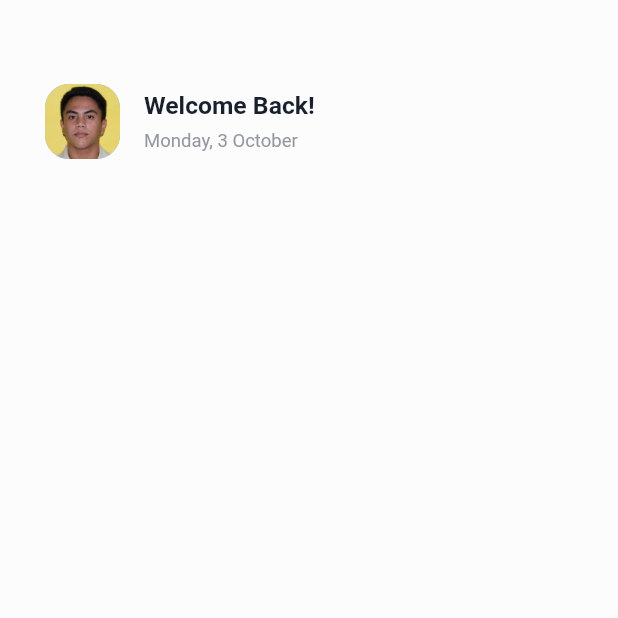
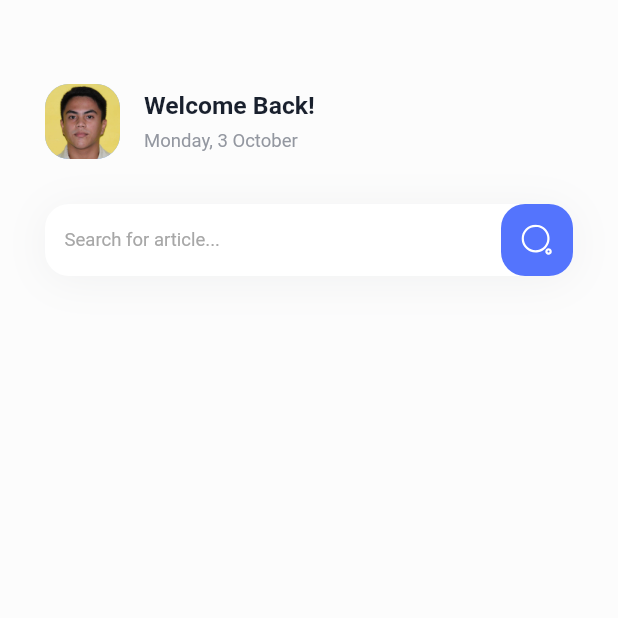
Before and after one commit to harleymamalias/news_app, a Flutter app: the screen it shows after launch, on a phone screen of 412 x 824 dp, the top half of it. Run offline on Flutter 3.47's test engine with Material 2 defaults, Android fonts, the light colour scheme and no system bars; our stand-ins replace flutter_svg; Roboto replaces fonts that are missing (Gellix).

Commit message:
added search box

```diff
--- a/lib/screens/home-screen.dart
+++ b/lib/screens/home-screen.dart
@@ -1,4 +1,5 @@
 import 'package:flutter/material.dart';
+import 'package:flutter_svg/flutter_svg.dart';
 import 'package:news_app/size-configuration.dart';
 
 class NewsAppHomeScreen extends StatefulWidget {
@@ -18,7 +19,7 @@ class _NewsAppHomeScreenState extends State<NewsAppHomeScreen> {
           horizontal: 30,
         ),
         children: [
-          SizedBox(
+          const SizedBox(
             height: 56,
           ),
           Row(
@@ -28,8 +29,8 @@ class _NewsAppHomeScreenState extends State<NewsAppHomeScreen> {
                 width: 50,
                 decoration: BoxDecoration(
                   borderRadius: BorderRadius.circular(16),
-                  color: Color(0xFF83B1FF),
-                  image: DecorationImage(
+                  color: const Color(0xFF83B1FF),
+                  image: const DecorationImage(
                     image: AssetImage(
                       'assets/Harley.jpg',
                     ),
@@ -46,19 +47,19 @@ class _NewsAppHomeScreenState extends State<NewsAppHomeScreen> {
                   Text(
                     'Welcome Back!',
                     style: TextStyle(
-                        color: Color(0xFF19202D),
+                        color: const Color(0xFF19202D),
                         fontSize: SizeConfiguration.blockSizeHorizontal! * 4,
                         fontFamily: 'Gellix',
                         fontWeight: FontWeight.w700,
                         height: 0),
                   ),
-                  SizedBox(
+                  const SizedBox(
                     height: 7,
                   ),
                   Text(
                     'Monday, 3 October',
                     style: TextStyle(
-                      color: Color(0xFF9397A0),
+                      color: const Color(0xFF9397A0),
                       fontSize: SizeConfiguration.blockSizeHorizontal! * 3,
                       fontFamily: 'Gellix',
                       fontWeight: FontWeight.w400,
@@ -69,9 +70,73 @@ class _NewsAppHomeScreenState extends State<NewsAppHomeScreen> {
               )
             ],
           ),
-          SizedBox(
+          const SizedBox(
             height: 30,
           ),
+          Container(
+            decoration: BoxDecoration(
+                borderRadius: BorderRadius.circular(16),
+                color: Colors.white,
+                boxShadow: [
+                  BoxShadow(
+                      color: const Color(0xff19202d).withOpacity(0.050),
+                      offset: const Offset(0, 3),
+                      blurRadius: 24,
+                      spreadRadius: 0),
+                ]),
+            child: Row(
+              children: [
+                Expanded(
+                    child: TextField(
+                  style: TextStyle(
+                    color: const Color(0xFFA7A7A7),
+                    fontFamily: 'Gellix',
+                    fontSize: SizeConfiguration.blockSizeHorizontal! * 3,
+                    fontWeight: FontWeight.w400,
+                  ),
+                  controller: TextEditingController(),
+                  decoration: InputDecoration(
+                      contentPadding: const EdgeInsets.symmetric(horizontal: 13),
+                      hintText: 'Search for article...',
+                      border: OutlineInputBorder(
+                        borderRadius: BorderRadius.circular(16),
+                        borderSide: BorderSide.none,
+                      ),
+                      errorBorder: OutlineInputBorder(
+                        borderRadius: BorderRadius.circular(16),
+                        borderSide: BorderSide.none,
+                      ),
+                      disabledBorder: OutlineInputBorder(
+                        borderRadius: BorderRadius.circular(16),
+                        borderSide: BorderSide.none,
+                      ),
+                      focusedBorder: OutlineInputBorder(
+                        borderRadius: BorderRadius.circular(16),
+                        borderSide: BorderSide.none,
+                      ),
+                      focusedErrorBorder: OutlineInputBorder(
+                        borderRadius: BorderRadius.circular(16),
+                        borderSide: BorderSide.none,
+                      ),
+                      hintStyle: TextStyle(
+                        color: Color(0xffa7a7a7),
+                        fontSize: SizeConfiguration.blockSizeHorizontal! * 3,
+                      )),
+                )),
+                Container(
+                  decoration: BoxDecoration(
+                    color: Color(0xFF5474FD),
+                    borderRadius: BorderRadius.circular(16),
+                  ),
+                  child: IconButton(
+                      onPressed: () {},
+                      icon: SvgPicture.asset('assets/search_icon.svg')),
+                )
+              ],
+            ),
+          ),
+          SizedBox(height: 15,),
+
         ],
       ),
     );
```
